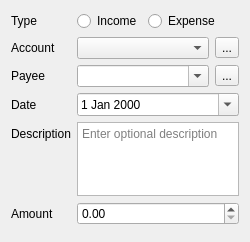
The window that src/views/ui_files/dialogs/cash_transaction_dialog.ui (JakubFranek/Kapytal) describes before a commit, drawn with Qt 5.
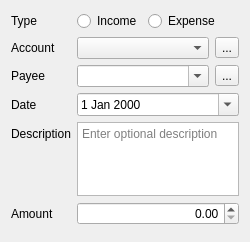
The same window after the commit.

What changed in the file:
```diff
--- a/src/views/ui_files/dialogs/cash_transaction_dialog.ui
+++ b/src/views/ui_files/dialogs/cash_transaction_dialog.ui
@@ -226,7 +226,7 @@
      <item row="5" column="1">
       <widget class="QDoubleSpinBox" name="amountDoubleSpinBox">
        <property name="alignment">
-        <set>Qt::AlignLeading|Qt::AlignLeft|Qt::AlignVCenter</set>
+        <set>Qt::AlignRight|Qt::AlignTrailing|Qt::AlignVCenter</set>
        </property>
        <property name="showGroupSeparator" stdset="0">
         <bool>true</bool>
```
